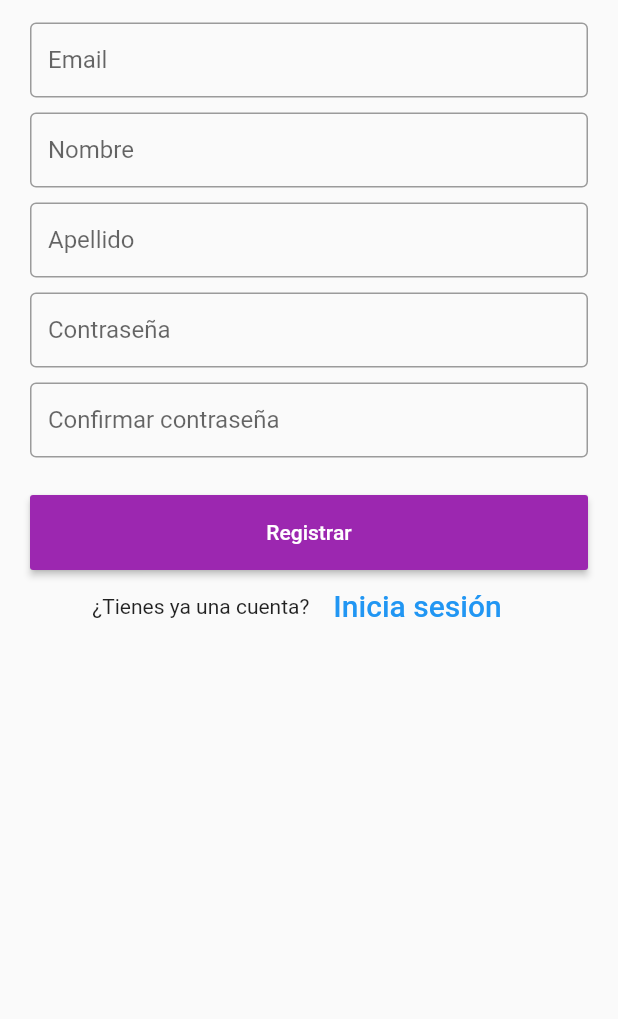
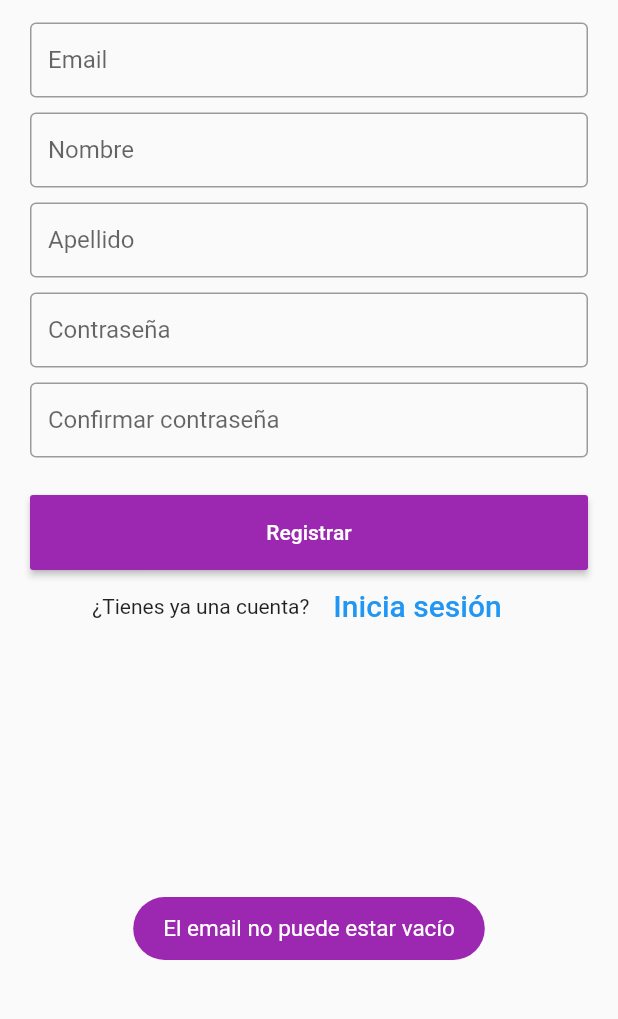
Before and after one commit to AlexanderGut/Musicom_app, a Flutter app: the RegisterScreen screen opened directly, after a tap on "Registrar", on a phone screen of 412 x 824 dp, the part 180-1199 px from its top. Run offline on Flutter 3.47's test engine with Material 2 defaults, Android fonts, the phone set to English and light mode, and no system bars; our stand-ins replace flutter_secure_storage, fluttertoast, font_awesome_flutter; accounts and stored records are empty; network calls fail.

```diff
--- a/lib/models/profile.dart
+++ b/lib/models/profile.dart
@@ -10,6 +10,7 @@ class Profile {
     final String imageUrl;
     final String principalInstrument;
     final List<String> secondaryInstruments;
+    final List<String> styles;
     final String youtubeLink; // evaluar
     final List<Comment> comments;
 
@@ -23,6 +24,7 @@ class Profile {
       this.youtubeLink,
       this.principalInstrument,
       this.secondaryInstruments,
+      this.styles,
       this.comments
     });
 
--- a/lib/models/user.dart
+++ b/lib/models/user.dart
@@ -25,8 +25,7 @@ class User {
   }
 
   static Future<User> getData() async {
-    /*
-     */
+
     final storage = new FlutterSecureStorage();
 
     Map<String, String> values = await storage.readAll();
--- a/lib/screens/register_screen.dart
+++ b/lib/screens/register_screen.dart
@@ -1,9 +1,8 @@
 import 'dart:convert';
-
 import 'package:flutter/cupertino.dart';
 import 'package:flutter/material.dart';
+import 'package:fluttertoast/fluttertoast.dart';
 import 'package:musicomapp/screens/login_screen.dart';
-import 'package:musicomapp/screens/welcome_screen.dart';
 import 'package:musicomapp/services/auth_service.dart';
 
 
@@ -19,6 +18,7 @@ class _RegisterScreen extends State<RegisterScreen> {
   TextEditingController lastNameController = TextEditingController();
   TextEditingController passwordController = TextEditingController();
   TextEditingController confirmPasswordController = TextEditingController();
+
   _RegisterScreen() {
     emailController.addListener(emailListener);
     firstNameController.addListener(firstNameListener);
@@ -28,23 +28,18 @@ class _RegisterScreen extends State<RegisterScreen> {
   }
 
   void emailListener() {
-    //
   }
 
   void firstNameListener() {
-
   }
 
   void lastNameListener() {
-
   }
 
   void passwordListener() {
-    //
   }
 
   void confirmPasswordListener() {
-
   }
 
   @override
@@ -71,9 +66,7 @@ class _RegisterScreen extends State<RegisterScreen> {
                   ),
                 ),
                 Container(
-                  //margin: EdgeInsets.only(top: 10),
                   height: 60,
-
                   padding: EdgeInsets.fromLTRB(10, 5, 10, 5),
                   child: TextField(
                     controller: firstNameController,
@@ -84,9 +77,7 @@ class _RegisterScreen extends State<RegisterScreen> {
                   ),
                 ),
                 Container(
-                  //margin: EdgeInsets.only(top: 10),
                   height: 60,
-
                   padding: EdgeInsets.fromLTRB(10, 5, 10, 5),
                   child: TextField(
                     controller: lastNameController,
@@ -99,7 +90,6 @@ class _RegisterScreen extends State<RegisterScreen> {
                 Container(
                   padding: EdgeInsets.fromLTRB(10, 5, 10, 5),
                   height: 60,
-
                   child: TextField(
                     obscureText: true,
                     controller: passwordController,
@@ -112,7 +102,6 @@ class _RegisterScreen extends State<RegisterScreen> {
                 Container(
                   padding: EdgeInsets.fromLTRB(10, 5, 10, 5),
                   height: 60,
-
                   child: TextField(
                     obscureText: true,
                     controller: confirmPasswordController,
@@ -161,24 +150,78 @@ class _RegisterScreen extends State<RegisterScreen> {
   }
 
   register() async {
-    String email = emailController.text;
-    String firstName = firstNameController.text;
-    String lastName = lastNameController.text;
-    String password = passwordController.text;
-    String confirmPassword = confirmPasswordController.text;
-    if (email.isNotEmpty && password.isNotEmpty && confirmPassword.isNotEmpty &&
-        firstName.isNotEmpty && lastName.isNotEmpty){
-      if (password == confirmPassword) {
-        var res = await AuthService.signup(email, firstName, lastName, password);
-        if (res.statusCode == 200) {
-          print(jsonDecode(res.body));
-          Navigator.push(
-              context,
-              MaterialPageRoute(builder: (context) => WelcomeScreen()));
-        } else {
-          print(jsonDecode(res.body));
-        }
+    String email = emailController.text.trim();
+    String firstName = firstNameController.text.trim();
+    String lastName = lastNameController.text.trim();
+    String password = passwordController.text.trim();
+
+    if (readyToRegister()) {
+      var response = await AuthService.signup(email, firstName, lastName, password);
+      if (response.statusCode == 200) {
+        Navigator.push(
+            context,
+            MaterialPageRoute(builder: (context) => LoginScreen()));
       }
     }
   }
+
+  bool readyToRegister() {
+    var email = emailController.text.isNotEmpty;
+    var firstName = firstNameController.text.isNotEmpty;
+    var lastName = lastNameController.text.isNotEmpty;
+    var password = passwordController.text.isNotEmpty;
+    var confirmPassword = confirmPasswordController.text.isNotEmpty;
+    if (!email) {
+      Fluttertoast.showToast(
+          msg: "El email no puede estar vacío",
+          toastLength: Toast.LENGTH_SHORT,
+          gravity: ToastGravity.BOTTOM,
+          timeInSecForIosWeb: 1,
+          backgroundColor: Colors.purple,
+          textColor: Colors.white,
+          fontSize: 15.0
+      );
+    } else if (!firstName) {
+      Fluttertoast.showToast(
+          msg: "El nombre no puede estar vacío",
+          toastLength: Toast.LENGTH_SHORT,
+          gravity: ToastGravity.BOTTOM,
+          timeInSecForIosWeb: 1,
+          backgroundColor: Colors.purple,
+          textColor: Colors.white,
+          fontSize: 15.0
+      );
+    } else if (!lastName) {
+      Fluttertoast.showToast(
+          msg: "El apellido no puede estar vacío",
+          toastLength: Toast.LENGTH_SHORT,
+          gravity: ToastGravity.BOTTOM,
+          timeInSecForIosWeb: 1,
+          backgroundColor: Colors.purple,
+          textColor: Colors.white,
+          fontSize: 15.0
+      );
+    } else if (!password) {
+      Fluttertoast.showToast(
+          msg: "La contraseña no puede estar vacía",
+          toastLength: Toast.LENGTH_SHORT,
+          gravity: ToastGravity.BOTTOM,
+          timeInSecForIosWeb: 1,
+          backgroundColor: Colors.purple,
+          textColor: Colors.white,
+          fontSize: 15.0
+      );
+    } else if (passwordController.text.trim() != confirmPasswordController.text.trim()) {
+      Fluttertoast.showToast(
+          msg: "Las contraseñas deben coincidir",
+          toastLength: Toast.LENGTH_SHORT,
+          gravity: ToastGravity.BOTTOM,
+          timeInSecForIosWeb: 1,
+          backgroundColor: Colors.purple,
+          textColor: Colors.white,
+          fontSize: 15.0
+      );
+    }
+    return email && firstName && lastName && password && confirmPassword;
+  }
 }
--- a/lib/services/auth_service.dart
+++ b/lib/services/auth_service.dart
@@ -32,12 +32,6 @@ class AuthService {
   }
 
   static Future<Response> signup(String email, String name, String lastName, String password) async {
-    print(jsonEncode(<String, String> {
-      'email': email,
-      'first_name': name,
-      'last_name': lastName,
-      'password': password
-    }));
     var response = await post(
       "$_authUrl/signup",
       headers: headers,
--- a/lib/services/profile_service.dart
+++ b/lib/services/profile_service.dart
@@ -35,7 +35,7 @@ class ProfileService {
     return profile;
   }
 
-  static Future<String> updateProfile(String profileId, Map<String, String> data) async {
+  static Future<String> updateProfile(String profileId, Map<String, dynamic> data) async {
     var conn = BackendService.getInstance();
     var response = await conn.put('/profile/$profileId', data);
     if (response.statusCode == 200) {
--- a/pubspec.yaml
+++ b/pubspec.yaml
@@ -26,6 +26,9 @@ dependencies:
 
   flutter_secure_storage: ^3.3.3
   http: ^0.12.1
+  fluttertoast: ^4.0.0
+  cached_network_image: ^2.2.0+1
+  font_awesome_flutter: ^8.8.1
 
 
   # The following adds the Cupertino Icons font to your application.
```
Also changed, not shown: lib/main.dart (+6 -1 lines), lib/screens/login_screen.dart (+58 -17 lines), lib/screens/profile_screen.dart (+265 -0 lines), lib/screens/register_profile_screen.dart (+230 -0 lines), lib/services/backend_connection.dart (+6 -3 lines), pubspec.lock.
